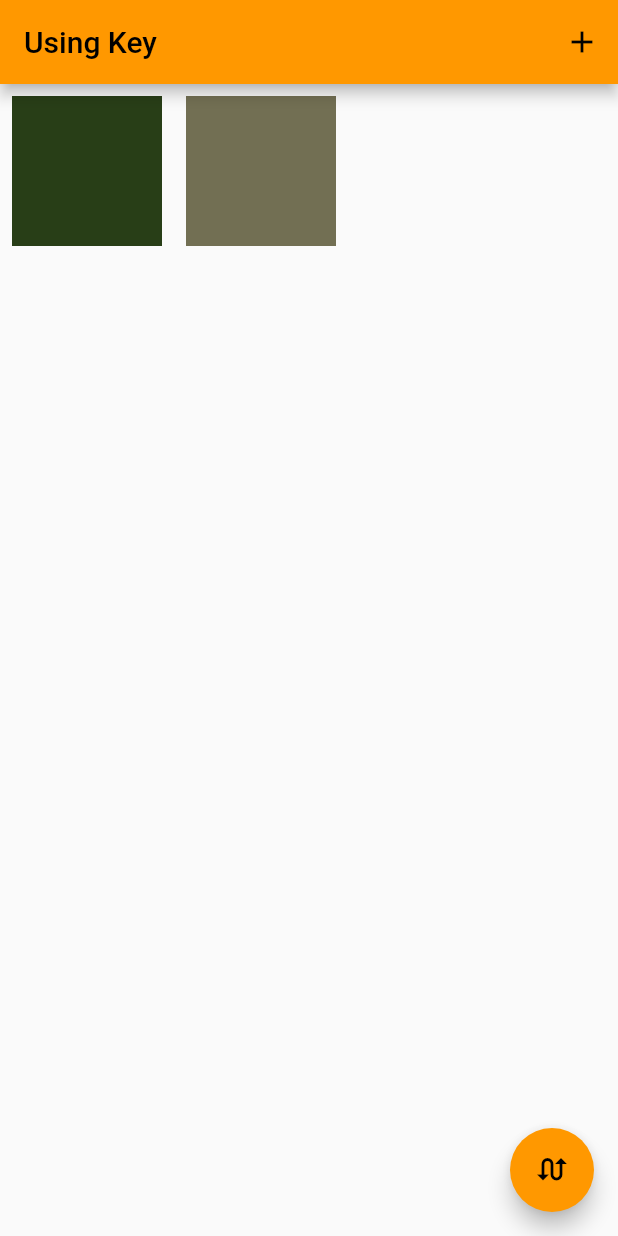
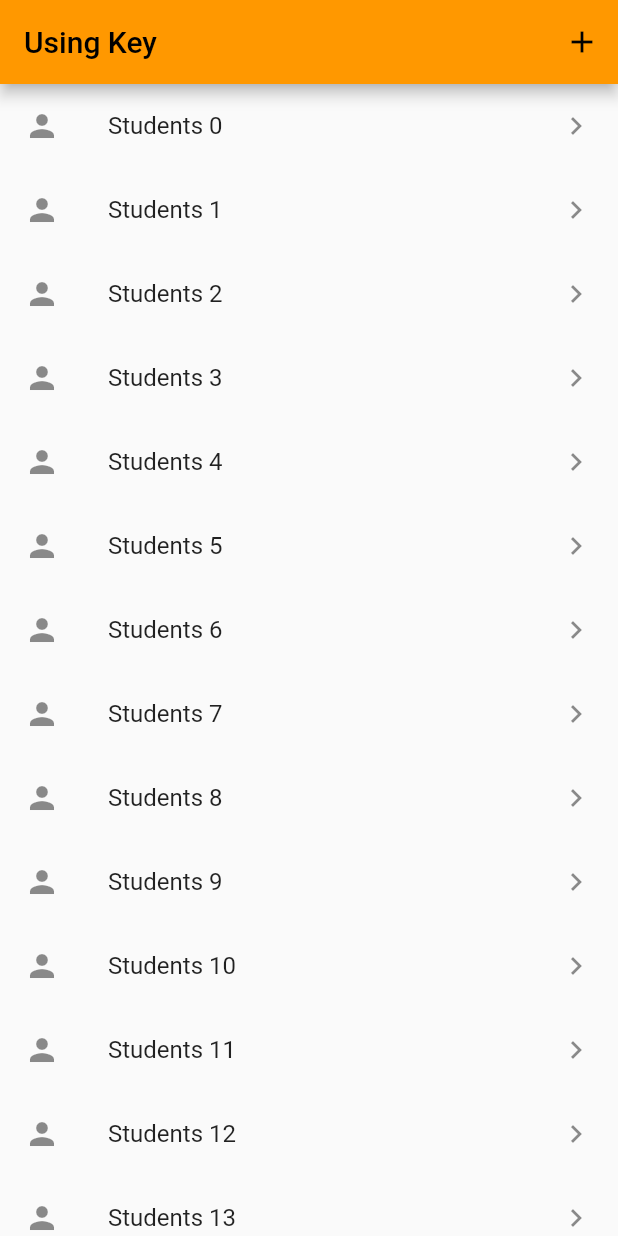
Before and after one commit to gaeun23/flutter-practice, a Flutter app: the screen it shows after launch, on a phone screen of 412 x 824 dp. Run offline on Flutter 3.47's test engine with Material 2 defaults, Android fonts, the phone set to English and light mode, and no system bars.

Commit message:
7주차 강의 1 - Reorderable ListView와 LongPress로 리스트 순서 변경하기

```diff
--- a/lib/main.dart
+++ b/lib/main.dart
@@ -1,4 +1,3 @@
-import 'dart:math';
 import 'package:flutter/material.dart';
 
 enum Role { leader, member }
@@ -30,19 +29,7 @@ class MyHomePage extends StatefulWidget {
 }
 
 class _MyHomePageState extends State<MyHomePage> {
-  // Padding 에 Key 값이 아닌 MyTile 에 Key 값이 들어가면 refresh 할때마다 모든 색이 변경
-  List<Widget> myTiles = [
-    Padding(
-      key: UniqueKey(),
-      padding: const EdgeInsets.all(8.0),
-      child: MyTile(),
-    ),
-    Padding(
-      key: UniqueKey(),
-      padding: const EdgeInsets.all(8.0),
-      child: MyTile(),
-    )
-  ];
+  List list = List.generate(20, (index) => index);
 
   @override
   Widget build(BuildContext context) {
@@ -51,46 +38,28 @@ class _MyHomePageState extends State<MyHomePage> {
           title: const Text('Using Key'),
           actions: [IconButton(onPressed: () {}, icon: const Icon(Icons.add))],
         ),
-      body: Row(
-        children: myTiles,
-      ),
-      floatingActionButton: FloatingActionButton(
-        child: const Icon(Icons.swap_calls),
-        onPressed: () {
+
+        // ListView 의 필수 속성 : itemBuilder 와 itemCount
+        // ReorderableListView 의 필수 속성 : onReorder
+        // ReorderableListView 의 모든 item은 반드시 key를 가져야 함.
+        body: ReorderableListView.builder(
+          itemBuilder: (context, i) {
+            return ListTile(
+              key: ValueKey(list[i]),
+              title: Text('Students ${list[i]}'),
+              leading: const Icon(Icons.person),
+              trailing: const Icon(Icons.navigate_next),
+            );
+          },
+          itemCount: list.length,
+          onReorder: (int oldIndex, int newIndex) {
             setState(() {
-            myTiles.insert(1, myTiles.removeAt(0));
+              if (oldIndex < newIndex) {
+                newIndex -= 1;
+              }
+              list.insert(newIndex, list.removeAt(oldIndex));
             });
           },
-      ),
-    );
+        ));
   }
 }
-
-class MyTile extends StatefulWidget {
-  MyTile({Key? key}) : super(key: key);
-
-  @override
-  State<MyTile> createState() => _MyTileState();
-}
-
-class _MyTileState extends State<MyTile> {
-  final Color myColor = UniqueColorGenerator.getColor();
-
-  @override
-  Widget build(BuildContext context) {
-    return Container(
-      width: 100,
-      height: 100,
-      color: myColor,
-    );
-  }
-}
-
-class UniqueColorGenerator {
-  static Random random = Random();
-
-  static Color getColor() {
-    return Color.fromARGB(
-        255, random.nextInt(255), random.nextInt(255), random.nextInt(255));
-  }
-}
```
Lines whose indentation alone changed are shown as unchanged.
